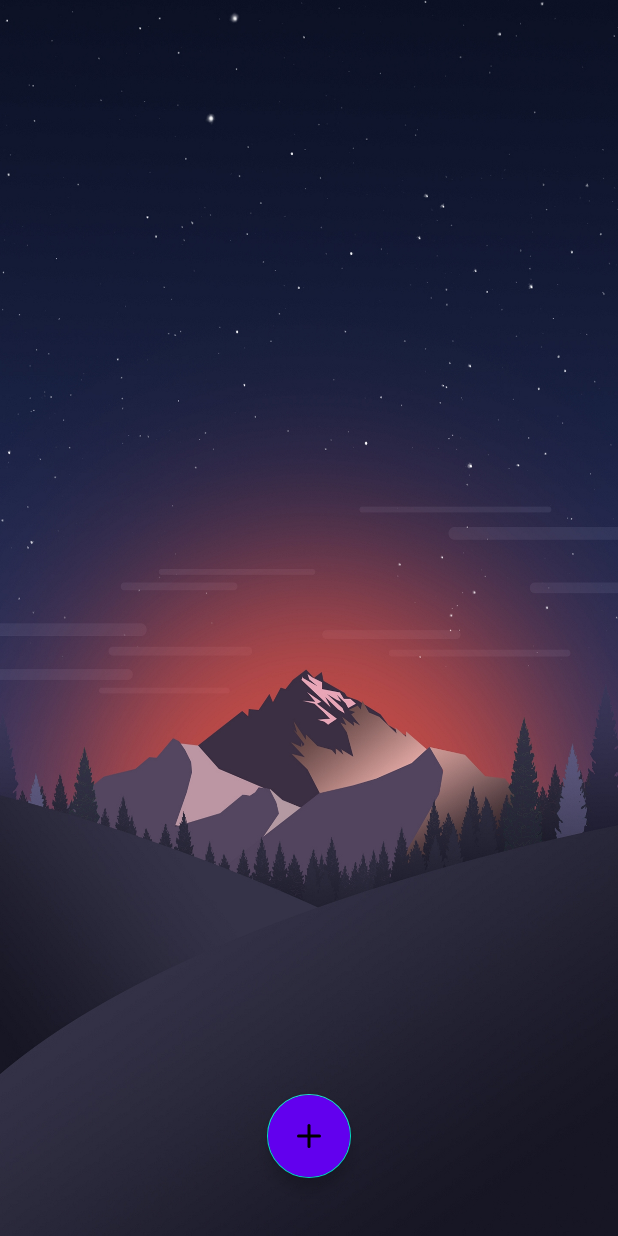
After one commit to Kirill221199/Simple_animations, an Android app: the fragment CircularAnimationMenuButtonFragment shown on its own in the app's theme, on a phone screen of 412 x 824 dp. The commit adds this screen. Run offline under Robolectric (Android 15) with nearby library versions, the phone set to English and light mode, and no system bars.

Commit message:
Added animation - circular animation button (CircularAnimationMenuButtonFragment.kt)

```diff
--- /dev/null
+++ b/app/src/main/java/ru/kirill/simple_animations/CircularAnimationMenuButtonFragment.kt
@@ -0,0 +1,87 @@
+package ru.kirill.simple_animations
+
+import android.os.Bundle
+import android.transition.ChangeBounds
+import android.transition.Fade
+import android.transition.TransitionManager
+import android.transition.TransitionSet
+import android.view.LayoutInflater
+import android.view.View
+import android.view.ViewGroup
+import android.view.animation.AnticipateOvershootInterpolator
+import androidx.constraintlayout.widget.ConstraintSet
+import androidx.fragment.app.Fragment
+import ru.kirill.simple_animations.databinding.FragmentCircularAnimationMenuButtonStartBinding
+
+class CircularAnimationMenuButtonFragment : Fragment() {
+
+    private var _binding: FragmentCircularAnimationMenuButtonStartBinding? = null
+    private val binding get() = _binding!!
+
+    private var isOpen: Boolean = true
+
+    override fun onCreate(savedInstanceState: Bundle?) {
+        super.onCreate(savedInstanceState)
+        arguments?.let {
+        }
+    }
+
+    override fun onCreateView(
+        inflater: LayoutInflater, container: ViewGroup?,
+        savedInstanceState: Bundle?
+    ): View? {
+        _binding = FragmentCircularAnimationMenuButtonStartBinding.inflate(inflater, container, false)
+        return binding.root
+    }
+
+    override fun onViewCreated(view: View, savedInstanceState: Bundle?) {
+        super.onViewCreated(view, savedInstanceState)
+        circularAnimation()
+    }
+
+    private fun circularAnimation(){
+        binding.mainFab.setOnClickListener {
+
+            // создаём сеты констрейтов для начального и конечного положения кнопок на экране (клонировав макеты)
+            val constraintSetStart = ConstraintSet()
+            constraintSetStart.clone(requireContext(), R.layout.fragment_circular_animation_menu_button_start)
+            val constraintSetEnd = ConstraintSet()
+            constraintSetEnd.clone(requireContext(), R.layout.fragment_circular_animation_menu_button_end)
+
+            // настраиваем сет транзиций
+            val transitionChangeBounds = ChangeBounds()
+            transitionChangeBounds.duration = 2000
+            val transitionFade = Fade()
+            transitionFade.duration = 2000
+
+            val transitionSet = TransitionSet()
+            transitionSet.addTransition(transitionChangeBounds)
+            transitionSet.addTransition(transitionFade)
+            transitionSet.interpolator = AnticipateOvershootInterpolator(5f)
+
+            TransitionManager.beginDelayedTransition(binding.root, transitionSet)
+
+            if(isOpen){
+                constraintSetEnd.applyTo(binding.root)
+            }else{
+                constraintSetStart.applyTo(binding.root)
+            }
+
+            isOpen = !isOpen
+        }
+    }
+
+    companion object {
+        @JvmStatic
+        fun newInstance() =
+            CircularAnimationMenuButtonFragment().apply {
+                arguments = Bundle().apply {
+                }
+            }
+    }
+
+    override fun onDestroy() {
+        _binding = null
+        super.onDestroy()
+    }
+}
--- a/app/src/main/java/ru/kirill/simple_animations/MainFragment.kt
+++ b/app/src/main/java/ru/kirill/simple_animations/MainFragment.kt
@@ -60,6 +60,10 @@ class MainFragment : Fragment() {
         binding.fragmentConstraintSet.setOnClickListener {
             parentFragmentManager.beginTransaction().setTransition(FragmentTransaction.TRANSIT_FRAGMENT_OPEN).replace(R.id.container,ConstraintSetFragment.newInstance()).addToBackStack("").commit()
         }
+
+        binding.fragmentCircularAnimationMenuButton.setOnClickListener {
+            parentFragmentManager.beginTransaction().setTransition(FragmentTransaction.TRANSIT_FRAGMENT_OPEN).replace(R.id.container,CircularAnimationMenuButtonFragment.newInstance()).addToBackStack("").commit()
+        }
     }
 
     companion object {
--- /dev/null
+++ b/app/src/main/res/drawable/ic_baseline_mode_standby_24.xml
@@ -0,0 +1,10 @@
+<vector xmlns:android="http://schemas.android.com/apk/res/android"
+    android:width="24dp"
+    android:height="24dp"
+    android:viewportWidth="24"
+    android:viewportHeight="24"
+    android:tint="?attr/colorControlNormal">
+  <path
+      android:fillColor="@android:color/white"
+      android:pathData="M12,2C6.49,2 2,6.49 2,12s4.49,10 10,10s10,-4.49 10,-10S17.51,2 12,2zM12,20c-4.41,0 -8,-3.59 -8,-8s3.59,-8 8,-8s8,3.59 8,8S16.41,20 12,20zM15,12c0,1.66 -1.34,3 -3,3s-3,-1.34 -3,-3s1.34,-3 3,-3S15,10.34 15,12z"/>
+</vector>
--- /dev/null
+++ b/app/src/main/res/layout/fragment_circular_animation_menu_button_start.xml
@@ -0,0 +1,83 @@
+<?xml version="1.0" encoding="utf-8"?>
+<androidx.constraintlayout.widget.ConstraintLayout xmlns:android="http://schemas.android.com/apk/res/android"
+    xmlns:app="http://schemas.android.com/apk/res-auto"
+    xmlns:tools="http://schemas.android.com/tools"
+    android:id="@+id/circular_container_start"
+    android:layout_width="match_parent"
+    android:layout_height="match_parent"
+    android:background="@drawable/background_circular_animation_menu_button"
+    tools:context=".CircularAnimationMenuButtonFragment">
+
+    <com.google.android.material.floatingactionbutton.FloatingActionButton
+        android:id="@+id/main_fab"
+        android:layout_width="wrap_content"
+        android:layout_height="wrap_content"
+        android:backgroundTint="?colorPrimary"
+        android:src="@drawable/ic_plus_fab"
+        app:layout_constraintBottom_toBottomOf="parent"
+        app:layout_constraintEnd_toEndOf="parent"
+        app:layout_constraintStart_toStartOf="parent"
+        app:layout_constraintTop_toTopOf="parent"
+        app:layout_constraintVertical_bias="0.95" />
+
+    <com.google.android.material.floatingactionbutton.FloatingActionButton
+        android:id="@+id/first_fab"
+        android:layout_width="wrap_content"
+        android:layout_height="wrap_content"
+        android:backgroundTint="?colorPrimary"
+        android:src="@drawable/ic_baseline_mode_standby_24"
+        android:visibility="invisible"
+        app:layout_constraintCircle="@id/main_fab"
+        app:layout_constraintCircleAngle="270"
+        app:layout_constraintCircleRadius="140dp"
+        tools:ignore="MissingConstraints" />
+
+    <com.google.android.material.floatingactionbutton.FloatingActionButton
+        android:id="@+id/second_fab"
+        android:layout_width="wrap_content"
+        android:layout_height="wrap_content"
+        android:backgroundTint="?colorPrimary"
+        android:src="@drawable/ic_baseline_mode_standby_24"
+        android:visibility="invisible"
+        app:layout_constraintCircle="@id/main_fab"
+        app:layout_constraintCircleAngle="270"
+        app:layout_constraintCircleRadius="140dp"
+        tools:ignore="MissingConstraints" />
+
+    <com.google.android.material.floatingactionbutton.FloatingActionButton
+        android:id="@+id/third_fab"
+        android:layout_width="wrap_content"
+        android:layout_height="wrap_content"
+        android:backgroundTint="?colorPrimary"
+        android:src="@drawable/ic_baseline_mode_standby_24"
+        android:visibility="invisible"
+        app:layout_constraintCircle="@id/main_fab"
+        app:layout_constraintCircleAngle="270"
+        app:layout_constraintCircleRadius="140dp"
+        tools:ignore="MissingConstraints" />
+
+    <com.google.android.material.floatingactionbutton.FloatingActionButton
+        android:id="@+id/fourth_fab"
+        android:layout_width="wrap_content"
+        android:layout_height="wrap_content"
+        android:backgroundTint="?colorPrimary"
+        android:src="@drawable/ic_baseline_mode_standby_24"
+        android:visibility="invisible"
+        app:layout_constraintCircle="@id/main_fab"
+        app:layout_constraintCircleAngle="270"
+        app:layout_constraintCircleRadius="140dp"
+        tools:ignore="MissingConstraints" />
+
+    <com.google.android.material.floatingactionbutton.FloatingActionButton
+        android:id="@+id/fifth_fab"
+        android:layout_width="wrap_content"
+        android:layout_height="wrap_content"
+        android:backgroundTint="?colorPrimary"
+        android:src="@drawable/ic_baseline_mode_standby_24"
+        android:visibility="invisible"
+        app:layout_constraintCircle="@id/main_fab"
+        app:layout_constraintCircleAngle="270"
+        app:layout_constraintCircleRadius="140dp"
+        tools:ignore="MissingConstraints" />
+
+</androidx.constraintlayout.widget.ConstraintLayout>
--- a/app/src/main/res/values/strings.xml
+++ b/app/src/main/res/values/strings.xml
@@ -16,4 +16,5 @@
     <string name="constraint_set">constraint set</string>
     <string name="text_1">TEXT 1</string>
     <string name="text_2">TEXT 2</string>
+    <string name="circular_animation_menu_button">circular animation button</string>
 </resources>
```
Also changed, not shown: app/src/main/res/layout/fragment_circular_animation_menu_button_end.xml (added, +83 -0 lines), app/src/main/res/layout/fragment_main.xml (+9 -0 lines), app/src/main/res/drawable/background_circular_animation_menu_button.jpg (added).
